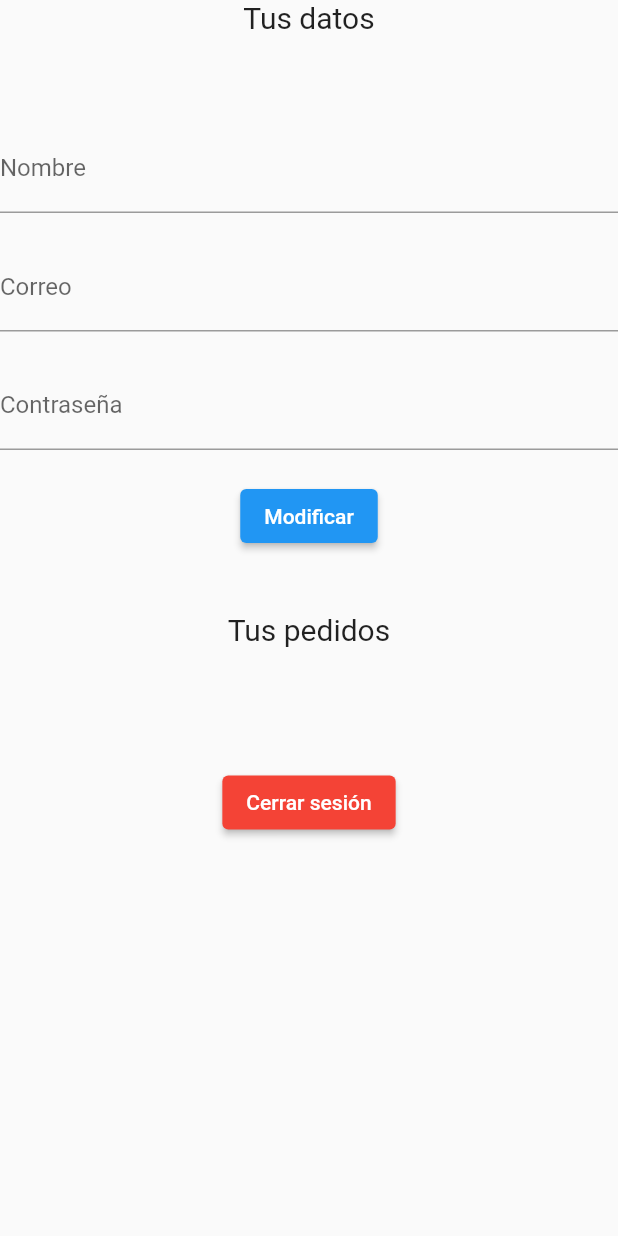
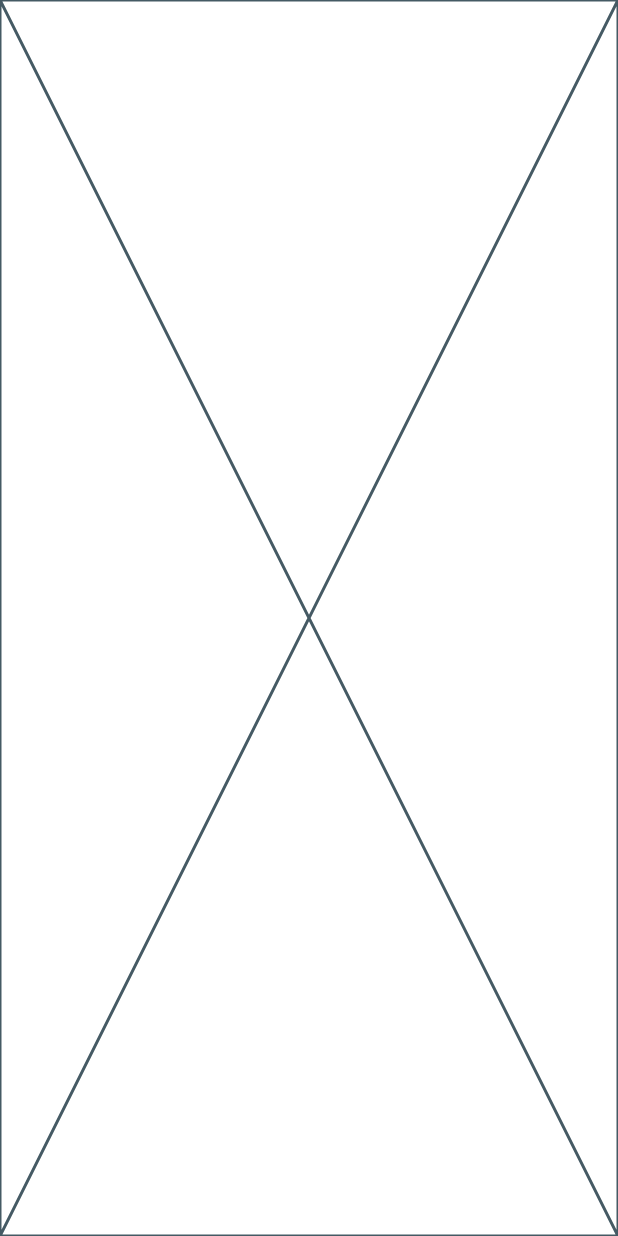
Before and after one commit to Sooleeerr/FlutterTFG, a Flutter app: the screen it shows after launch, on a phone screen of 412 x 824 dp. Run offline on Flutter 3.47's test engine with Material 2 defaults, Android fonts, the light colour scheme and no system bars.

Commit message:
12/11 fin

```diff
--- a/lib/main.dart
+++ b/lib/main.dart
@@ -1,8 +1,10 @@
 import 'package:flutter/material.dart';
 import 'package:tfg/widgets/articulo.dart';
+import 'package:tfg/widgets/login.dart';
+import 'package:tfg/widgets/perfil.dart';
 
 void main() {
-  runApp(const Perfil());
+  runApp(const Login());
 }
 
 class MyApp extends StatelessWidget {
@@ -86,62 +88,3 @@ class MyApp extends StatelessWidget {
     );
   }
 }
-
-class Perfil extends StatelessWidget {
-  const Perfil({Key? key}) : super(key: key);
-
-  @override
-  Widget build(BuildContext context) {
-    return MaterialApp(
-      title: 'Material App',
-      home: Scaffold(
-        body: SafeArea(
-            child: Column(
-          children: [
-            Text(
-              "Tus datos",
-              style: TextStyle(fontSize: 20),
-            ),
-            SizedBox(height: 60.0),
-            TextField(
-              decoration: InputDecoration(labelText: "Nombre"),
-            ),
-            SizedBox(height: 20.0),
-            TextField(
-              decoration: InputDecoration(labelText: "Correo"),
-            ),
-            SizedBox(height: 20.0),
-            TextField(
-              decoration: InputDecoration(labelText: "Contraseña"),
-            ),
-            SizedBox(height: 20.0),
-            ElevatedButton(
-              onPressed: () {
-                // Acción a realizar cuando se presiona el botón
-                print('Botón presionado');
-              },
-              child: Text('Modificar'),
-            ),
-            SizedBox(height: 40.0),
-            Text(
-              "Tus pedidos",
-              style: TextStyle(fontSize: 20),
-            ),
-            /*Pedidos usuario*/
-            SizedBox(height: 80.0),
-            ElevatedButton(
-              onPressed: () {
-                // Acción a realizar cuando se presiona el botón
-                print('Botón presionado');
-              },
-              style: ElevatedButton.styleFrom(
-                primary: Colors.red,
-              ),
-              child: Text('Cerrar sesión'),
-            ),
-          ],
-        )), //TOCAR A PARTIR DE AQUI
-      ),
-    );
-  }
-}
--- /dev/null
+++ b/lib/widgets/login.dart
@@ -0,0 +1,10 @@
+import 'package:flutter/material.dart';
+
+class Login extends StatelessWidget {
+  const Login({ Key? key }) : super(key: key);
+
+  @override
+  Widget build(BuildContext context) {
+    return const Placeholder();
+  }
+}
```
Also changed, not shown: lib/widgets/perfil.dart (added, +106 -0 lines).
